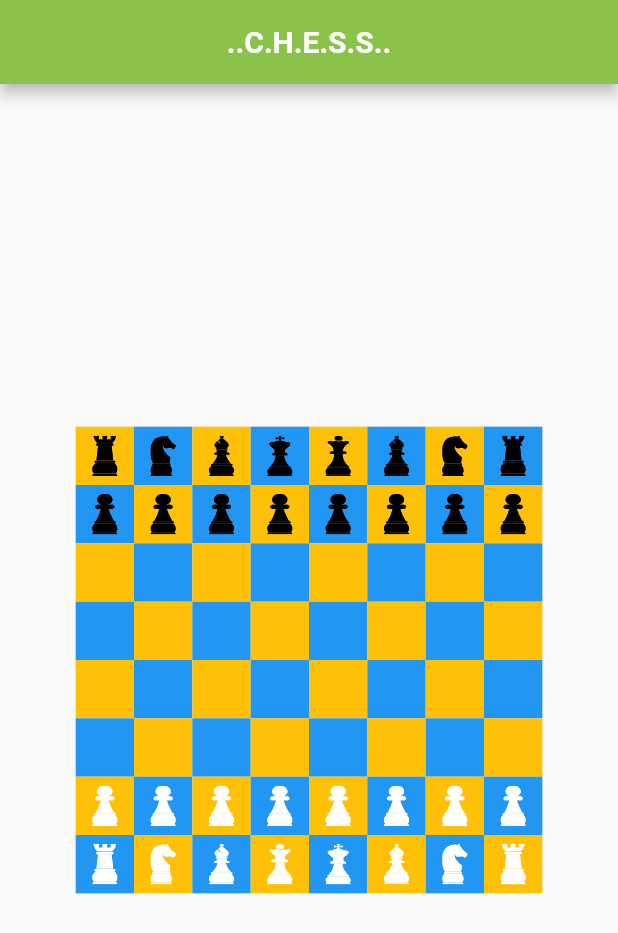
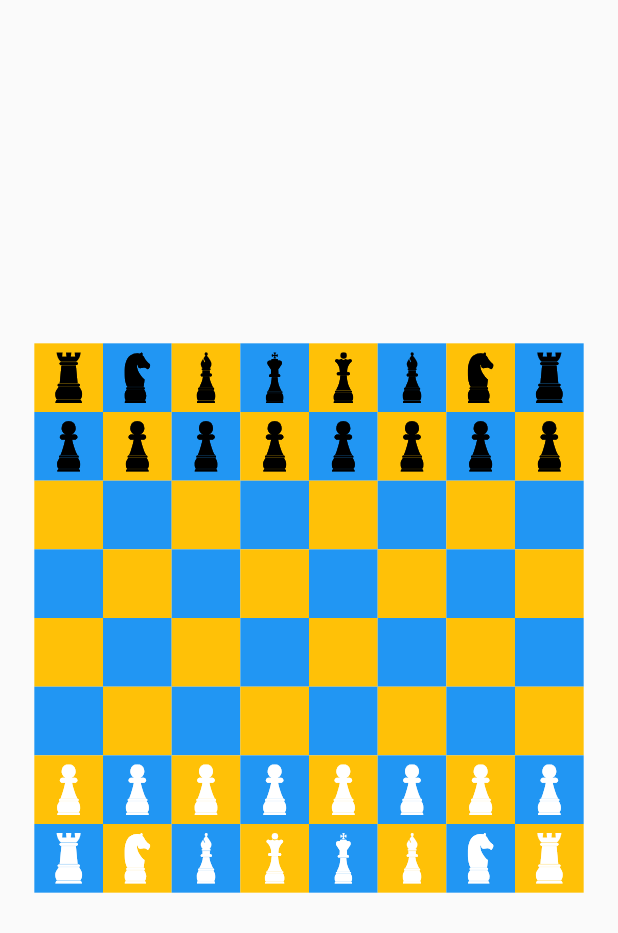
Before and after one commit to samad-nkarimi/chess_game_flutter, a Flutter app: the screen it shows after launch, on a phone screen of 412 x 824 dp. Shown: the top 933 px of the screen. Run offline on Flutter 3.47's test engine with Material 2 defaults, Android fonts, the phone set to English and light mode, and no system bars; our stand-ins replace equatable, flutter_bloc, flutter_svg.

```diff
--- a/lib/main.dart
+++ b/lib/main.dart
@@ -51,7 +51,7 @@ class MyHomePage extends StatefulWidget {
 }
 
 class _MyHomePageState extends State<MyHomePage> {
-  final double squareLength = 350; // min(width , height)
+  double squareLength = 350; // min(width , height)
   late final PlayerWhite playerWhite;
   late final PlayerBlack playerBlack;
   Map<int, SuperChessCharacter> singleChar = {};
@@ -140,7 +140,7 @@ class _MyHomePageState extends State<MyHomePage> {
       return SvgPicture.asset(
         c.photoId,
         color: Colors.white,
-        fit: BoxFit.fill,
+        // fit: BoxFit.fill,
       );
     }
 
@@ -151,7 +151,7 @@ class _MyHomePageState extends State<MyHomePage> {
       return SvgPicture.asset(
         c.photoId,
         color: Colors.black,
-        fit: BoxFit.fill,
+        // fit: BoxFit.fill,
       );
     } else {
       //an empty box
@@ -191,25 +191,31 @@ class _MyHomePageState extends State<MyHomePage> {
 
   @override
   Widget build(BuildContext context) {
-    SuperChessCharacter p = ChessCharacterPawn(ConstantImages.svgBlackPawn);
-    SuperChessCharacter pp =
-        ChessCharacterBishop(ConstantImages.svgBlackBishop);
+    Size size = MediaQuery.of(context).size;
+    print(size.height);
+    print(size.width);
+    print(size.shortestSide);
+    squareLength = size.shortestSide;
+
+    // SuperChessCharacter p = ChessCharacterPawn(ConstantImages.svgBlackPawn);
+    // SuperChessCharacter pp =
+    //     ChessCharacterBishop(ConstantImages.svgBlackBishop);
 
     // PlayerWhite playerWhite = PlayerWhite.initialize();
     // print(playerWhite.pawns.pawn1.columnNumber);
     // var pa = PlayerWhite.initialize();
 
     return Scaffold(
-      appBar: AppBar(
-        title: const Center(
-          child: CWText(
-            "..C.H.E.S.S..",
-            color: Colors.white,
-            fontWeight: FontWeight.bold,
-            fontSize: 20,
-          ),
-        ),
-      ),
+      // appBar: AppBar(
+      //   title: const Center(
+      //     child: CWText(
+      //       "..C.H.E.S.S..",
+      //       color: Colors.white,
+      //       fontWeight: FontWeight.bold,
+      //       fontSize: 20,
+      //     ),
+      //   ),
+      // ),
       body: Center(
         child: CWContainer(
           h: squareLength,
--- a/lib/models/characters/abstract_character.dart
+++ b/lib/models/characters/abstract_character.dart
@@ -106,9 +106,8 @@ class ChessCharacterKing extends SuperChessCharacter {
 
   @override
   MoveOptions preMove() {
-    // TODO: implement preMove
     print(rule);
-    throw UnimplementedError();
+    return PreMoveMethods.preMoveKing(player, columnNumber, rowNumber);
   }
 }
 
@@ -119,8 +118,7 @@ class ChessCharacterQueen extends SuperChessCharacter {
 
   @override
   MoveOptions preMove() {
-    // TODO: implement preMove
     print(rule);
-    throw UnimplementedError();
+    return PreMoveMethods.preMoveQueen(player, columnNumber, rowNumber);
   }
 }
```
Also changed, not shown: lib/core/pre_move_methods.dart (+130 -85 lines).
